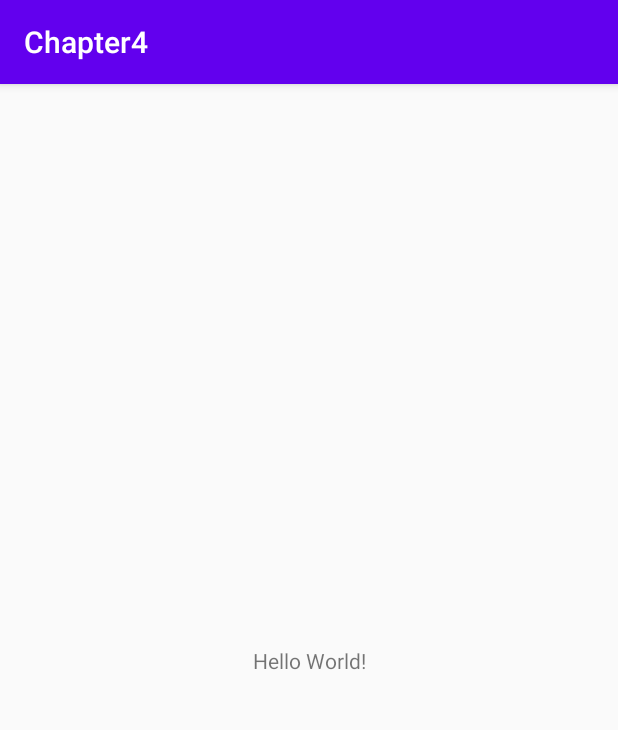
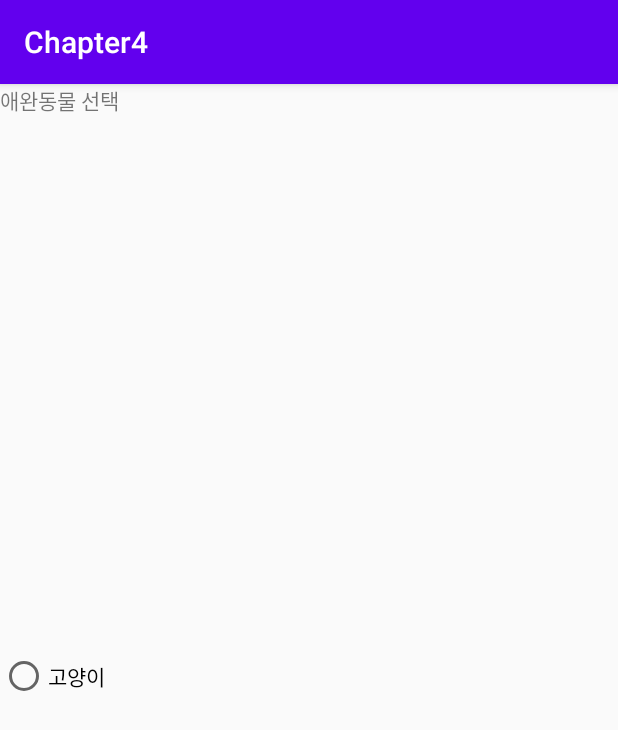
Before and after one commit to DongGeon0908/Android_Study, an Android app: the screen it shows after launch (MainActivity), on a phone screen of 412 x 824 dp. Shown: the top 730 px of the screen. Run offline under Robolectric (Android 15) with nearby library versions, the light colour scheme and no system bars.

Commit message:
9월 9일 강의 정리

```diff
--- a/Chapter4/app/src/main/res/layout/activity_main.xml
+++ b/Chapter4/app/src/main/res/layout/activity_main.xml
@@ -1,18 +1,30 @@
 <?xml version="1.0" encoding="utf-8"?>
-<androidx.constraintlayout.widget.ConstraintLayout xmlns:android="http://schemas.android.com/apk/res/android"
+<LinearLayout xmlns:android="http://schemas.android.com/apk/res/android"
     xmlns:app="http://schemas.android.com/apk/res-auto"
     xmlns:tools="http://schemas.android.com/tools"
     android:layout_width="match_parent"
     android:layout_height="match_parent"
+    android:orientation="vertical"
     tools:context=".MainActivity">
 
     <TextView
+        android:id="@+id/textView1"
+        android:layout_width="match_parent"
+        android:layout_height="wrap_content"
+        android:text="애완동물 선택"
+        />
+
+    <RadioButton
+        android:id="@+id/cat"
         android:layout_width="wrap_content"
-        android:layout_height="wrap_content"
-        android:text="Hello World!"
-        app:layout_constraintBottom_toBottomOf="parent"
-        app:layout_constraintLeft_toLeftOf="parent"
-        app:layout_constraintRight_toRightOf="parent"
-        app:layout_constraintTop_toTopOf="parent" />
+        android:layout_height="match_parent"
+        android:text="고양이"/>
 
-</androidx.constraintlayout.widget.ConstraintLayout>
+    <RadioButton
+        android:id="@+id/dog"
+        android:layout_width="match_parent"
+        android:layout_height="match_parent"
+        android:text="개"/>
+
+
+</LinearLayout>
```
Also changed, not shown: 1 other file.
